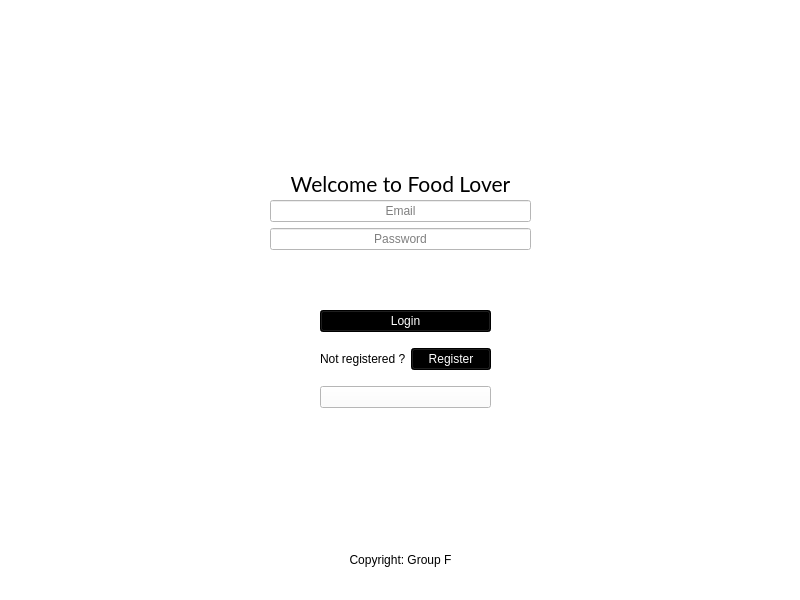
This is main_window.ui in jonnyjm/Food_Lover_Ultimate as Qt 5 draws it before an edit. The edited form follows.
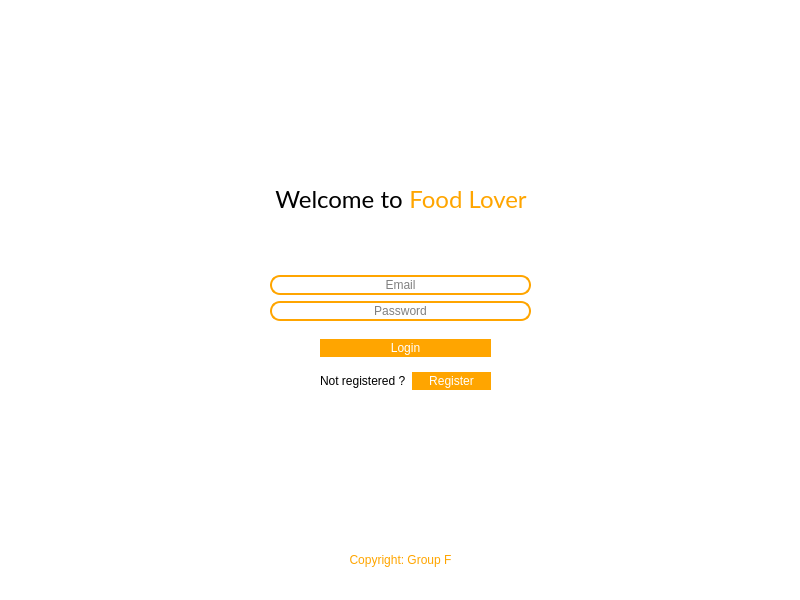
This is the edited form. Icons and pictures are not drawn.

What changed in the file:
```diff
--- a/main_window.ui
+++ b/main_window.ui
@@ -38,23 +38,10 @@
       <x>0</x>
       <y>12</y>
       <width>801</width>
-      <height>185</height>
+      <height>222</height>
      </rect>
     </property>
     <layout class="QVBoxLayout" name="verticalLayout_2">
-     <item>
-      <spacer name="verticalSpacer">
-       <property name="orientation">
-        <enum>Qt::Vertical</enum>
-       </property>
-       <property name="sizeHint" stdset="0">
-        <size>
-         <width>20</width>
-         <height>40</height>
-        </size>
-       </property>
-      </spacer>
-     </item>
      <item>
       <widget class="QLabel" name="label">
        <property name="text">
@@ -72,38 +59,112 @@
       </widget>
      </item>
      <item>
-      <widget class="QLabel" name="label_2">
-       <property name="font">
-        <font>
-         <family>Lato</family>
-         <pointsize>16</pointsize>
-        </font>
-       </property>
-       <property name="styleSheet">
-        <string notr="true">color: black;</string>
-       </property>
+      <widget class="QLabel" name="label_5">
        <property name="text">
-        <string>Welcome to Food Lover</string>
+        <string/>
+       </property>
+       <property name="pixmap">
+        <pixmap>food_lover.png</pixmap>
        </property>
        <property name="alignment">
         <set>Qt::AlignCenter</set>
        </property>
       </widget>
      </item>
+     <item>
+      <layout class="QHBoxLayout" name="horizontalLayout">
+       <item>
+        <spacer name="horizontalSpacer">
+         <property name="orientation">
+          <enum>Qt::Horizontal</enum>
+         </property>
+         <property name="sizeHint" stdset="0">
+          <size>
+           <width>40</width>
+           <height>20</height>
+          </size>
+         </property>
+        </spacer>
+       </item>
+       <item>
+        <widget class="QLabel" name="label_7">
+         <property name="font">
+          <font>
+           <family>Lato</family>
+           <pointsize>18</pointsize>
+          </font>
+         </property>
+         <property name="text">
+          <string>Welcome to</string>
+         </property>
+         <property name="alignment">
+          <set>Qt::AlignCenter</set>
+         </property>
+        </widget>
+       </item>
+       <item>
+        <widget class="QLabel" name="label_6">
+         <property name="font">
+          <font>
+           <family>Lato</family>
+           <pointsize>18</pointsize>
+          </font>
+         </property>
+         <property name="styleSheet">
+          <string notr="true">QLabel {
+	color: orange;
+}</string>
+         </property>
+         <property name="text">
+          <string>Food Lover</string>
+         </property>
+         <property name="alignment">
+          <set>Qt::AlignCenter</set>
+         </property>
+        </widget>
+       </item>
+       <item>
+        <spacer name="horizontalSpacer_2">
+         <property name="orientation">
+          <enum>Qt::Horizontal</enum>
+         </property>
+         <property name="sizeHint" stdset="0">
+          <size>
+           <width>40</width>
+           <height>20</height>
+          </size>
+         </property>
+        </spacer>
+       </item>
+      </layout>
+     </item>
     </layout>
    </widget>
    <widget class="QWidget" name="verticalLayoutWidget_2">
     <property name="geometry">
      <rect>
       <x>270</x>
-      <y>200</y>
+      <y>230</y>
       <width>261</width>
       <height>91</height>
      </rect>
     </property>
     <layout class="QVBoxLayout" name="verticalLayout_3">
+     <item>
+      <widget class="QLabel" name="login_error">
+       <property name="text">
+        <string/>
+       </property>
+       <property name="alignment">
+        <set>Qt::AlignCenter</set>
+       </property>
+      </widget>
+     </item>
      <item>
       <widget class="QLineEdit" name="main_email_entry">
+       <property name="styleSheet">
+        <string notr="true">border: 2px solid orange; border-radius: 10px;</string>
+       </property>
        <property name="echoMode">
         <enum>QLineEdit::Normal</enum>
        </property>
@@ -117,6 +178,9 @@
      </item>
      <item>
       <widget class="QLineEdit" name="main_pw_entry">
+       <property name="styleSheet">
+        <string notr="true">border: 2px solid orange; border-radius: 10px</string>
+       </property>
        <property name="echoMode">
         <enum>QLineEdit::Password</enum>
        </property>
@@ -128,45 +192,18 @@
        </property>
       </widget>
      </item>
-     <item>
-      <widget class="QLabel" name="login_error">
-       <property name="text">
-        <string/>
-       </property>
-       <property name="alignment">
-        <set>Qt::AlignCenter</set>
-       </property>
-      </widget>
-     </item>
     </layout>
    </widget>
    <widget class="QWidget" name="gridLayoutWidget">
     <property name="geometry">
      <rect>
       <x>320</x>
-      <y>300</y>
+      <y>330</y>
       <width>171</width>
-      <height>118</height>
+      <height>71</height>
      </rect>
     </property>
     <layout class="QGridLayout" name="gridLayout">
-     <item row="0" column="0" colspan="2">
-      <widget class="QPushButton" name="login_btn">
-       <property name="styleSheet">
-        <string notr="true">QPushButton {
-	background-color: rgb(0, 0, 0);
-	color: white
-}
-
-QPushButtonHover {
-	background-color: rgb(57, 57, 57);
-}</string>
-       </property>
-       <property name="text">
-        <string>Login</string>
-       </property>
-      </widget>
-     </item>
      <item row="1" column="0">
       <widget class="QLabel" name="label_3">
        <property name="styleSheet">
@@ -180,31 +217,38 @@
      <item row="1" column="1">
       <widget class="QPushButton" name="register_btn">
        <property name="styleSheet">
-        <string notr="true">color: white;
-background-color: rgb(0, 0, 0);</string>
+        <string notr="true">QPushButton {
+	background-color: orange;
+	color: white;
+	border: 2px solid orange;
+	border-radius: 10px;
+}
+
+QPushButtonHover {
+	background-color: rgb(57, 57, 57);
+}</string>
        </property>
        <property name="text">
         <string>Register</string>
        </property>
       </widget>
      </item>
-     <item row="2" column="0" colspan="2">
-      <widget class="QPushButton" name="surf_btn">
+     <item row="0" column="0" colspan="2">
+      <widget class="QPushButton" name="login_btn">
        <property name="styleSheet">
-        <string notr="true">color: black;</string>
+        <string notr="true">QPushButton {
+	background-color: orange;
+	color: white;
+	border: 2px solid orange;
+	border-radius: 10px;
+}
+
+QPushButtonHover {
+	background-color: rgb(57, 57, 57);
+}</string>
        </property>
        <property name="text">
-        <string/>
-       </property>
-       <property name="icon">
-        <iconset>
-         <normaloff>Images/surf.png</normaloff>Images/surf.png</iconset>
-       </property>
-       <property name="iconSize">
-        <size>
-         <width>50</width>
-         <height>50</height>
-        </size>
+        <string>Login</string>
        </property>
       </widget>
      </item>
@@ -223,7 +267,7 @@
      <item>
       <widget class="QLabel" name="label_4">
        <property name="styleSheet">
-        <string notr="true">color: black;</string>
+        <string notr="true">color: orange;</string>
        </property>
        <property name="text">
         <string>Copyright: Group F</string>
```
